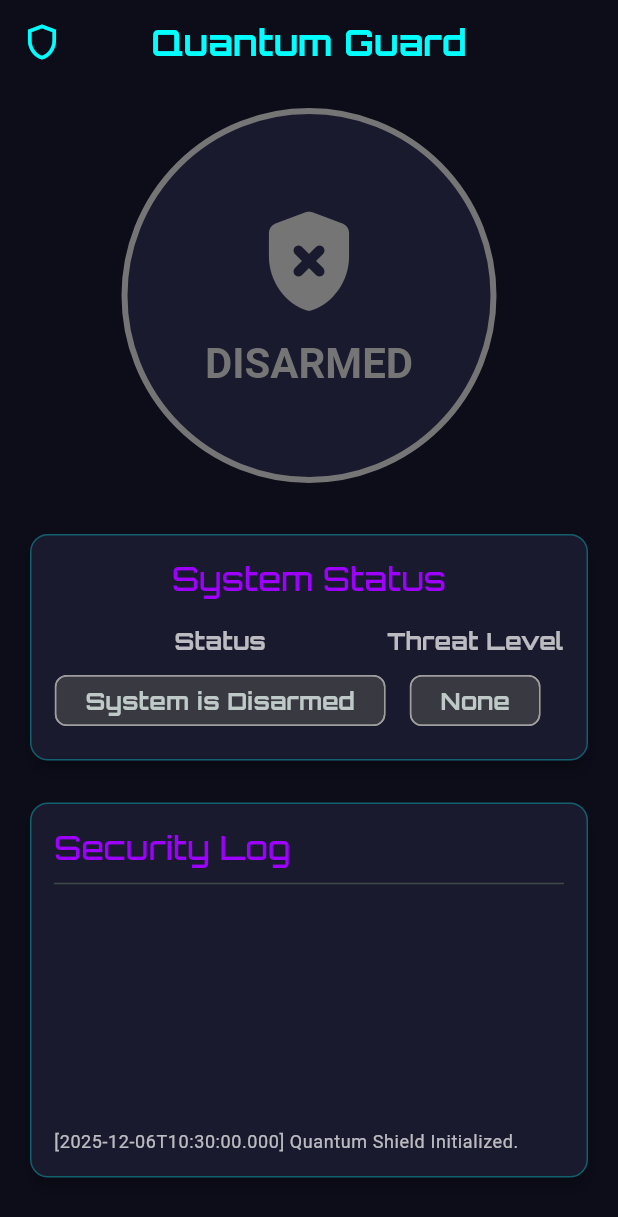
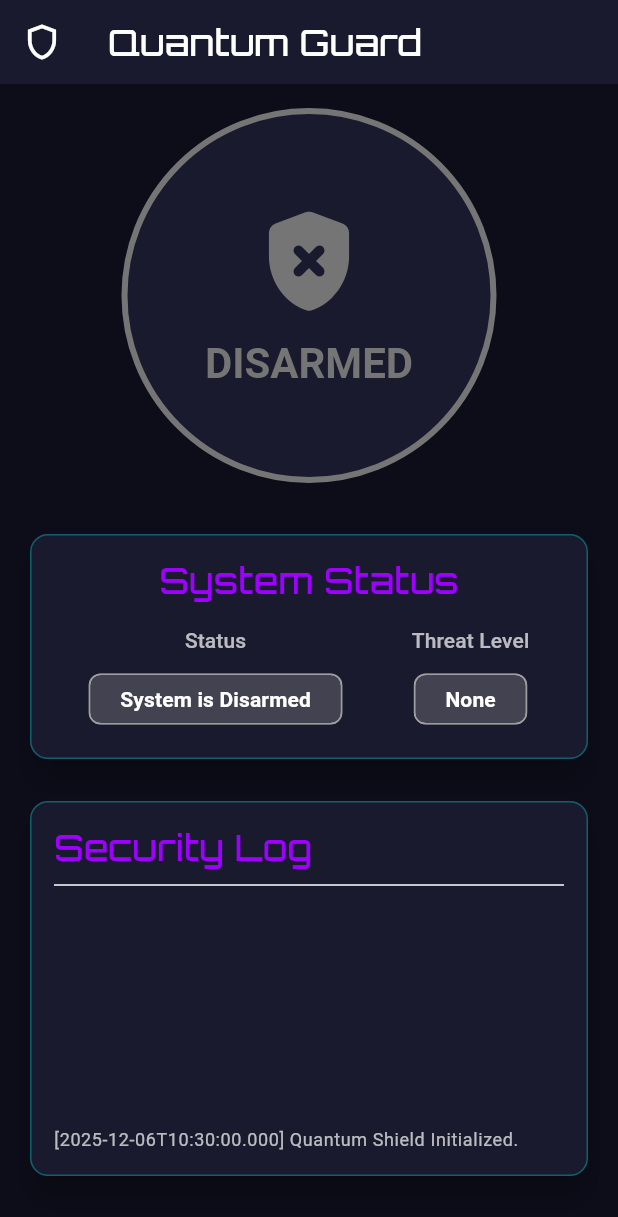
Before and after one commit to zepdragic666-droid/Euejsjdn, a Flutter app: the screen it shows after launch, on a phone screen of 412 x 824 dp. Shown: the top 1217 px of the screen. Run offline on Flutter 3.47's test engine with Material 3 defaults, Android fonts, the phone set to English and light mode, and no system bars; our stand-ins replace flutter_secure_storage, google_fonts.

Commit message:
Fix critical crash and add release APK

```diff
--- a/lib/main.dart
+++ b/lib/main.dart
@@ -1,152 +1,120 @@
+
 import 'package:flutter/material.dart';
 import 'package:google_fonts/google_fonts.dart';
 import 'package:http/http.dart' as http;
 import 'package:provider/provider.dart';
-import 'package:securitysystem/quantum_protection_screen.dart';
-import 'package:securitysystem/services/behavioral_anomaly_service.dart';
-import 'package:securitysystem/services/behavioral_obfuscation_service.dart';
-import 'package:securitysystem/services/multimodal_ai_defense_service.dart';
-import 'package:securitysystem/services/process_cloaking_service.dart';
-import 'package:securitysystem/services/rasp_service.dart';
-import 'package:securitysystem/services/secure_api_gateway_service.dart';
-import 'package:securitysystem/services/secure_http_client.dart';
-import 'package:securitysystem/services/secure_storage_service.dart';
-import 'package:securitysystem/services/session_service.dart';
-import 'package:securitysystem/services/signature_verification_service.dart';
-import 'package:securitysystem/services/tamper_proof_logger.dart';
+
+import 'quantum_protection_screen.dart';
+import 'services/behavioral_anomaly_service.dart';
+import 'services/behavioral_obfuscation_service.dart';
+import 'services/multimodal_ai_defense_service.dart';
+import 'services/process_cloaking_service.dart';
+import 'services/rasp_service.dart';
+import 'services/secure_api_gateway_service.dart';
+import 'services/secure_http_client.dart';
+import 'services/secure_storage_service.dart';
+import 'services/session_service.dart';
+import 'services/signature_verification_service.dart';
+import 'services/tamper_proof_logger.dart';
 
 void main() {
-  // Instantiate all real and conceptual security services
-  final raspService = RaspService();
-  final tamperProofLogger = TamperProofLogger();
-  final secureHttpClient = SecureHttpClient(http.Client());
-  final secureStorageService = SecureStorageService();
-  final behavioralObfuscationService = BehavioralObfuscationService();
-  final signatureVerificationService = SignatureVerificationService();
-  final behavioralAnomalyService = BehavioralAnomalyService();
-  final secureApiGatewayService = SecureApiGatewayService();
-  final sessionService = SessionService();
-  final processCloakingService = ProcessCloakingService();
-  final multimodalAiDefenseService = MultimodalAiDefenseService();
+  WidgetsFlutterBinding.ensureInitialized();
 
   runApp(
     MultiProvider(
       providers: [
-        ChangeNotifierProvider(create: (context) => ThemeProvider()),
-        // Provide all security services to the entire app
-        Provider.value(value: raspService),
-        Provider.value(value: tamperProofLogger),
-        Provider.value(value: secureHttpClient),
-        Provider.value(value: secureStorageService),
-        Provider.value(value: behavioralObfuscationService),
-        Provider.value(value: signatureVerificationService),
-        Provider.value(value: behavioralAnomalyService),
-        Provider.value(value: secureApiGatewayService),
-        Provider.value(value: sessionService),
-        Provider.value(value: processCloakingService),
-        Provider.value(value: multimodalAiDefenseService),
+        ChangeNotifierProvider(create: (_) => ThemeProvider()),
+        Provider(create: (_) => RaspService()), // Corrected: Lowercase 's'
+        Provider(create: (_) => SessionService()),
+        Provider(create: (_) => SecureApiGatewayService()),
+        Provider(create: (_) => BehavioralAnomalyService()),
+        Provider(create: (_) => MultimodalAiDefenseService()),
+        Provider(create: (_) => ProcessCloakingService()),
+        Provider(create: (_) => SignatureVerificationService()),
+        Provider(create: (_) => TamperProofLogger()),
+        Provider(create: (_) => SecureStorageService()),
+        Provider(create: (_) => BehavioralObfuscationService()),
+        // Corrected: Provide a real http.Client to SecureHttpClient
+        Provider(create: (_) => http.Client()),
+        ProxyProvider<http.Client, SecureHttpClient>(
+          update: (_, client, __) => SecureHttpClient(client),
+        ),
       ],
-      child: const SecuritySystemApp(),
+      child: const MyApp(),
     ),
   );
 }
 
 class ThemeProvider with ChangeNotifier {
-  ThemeMode _themeMode = ThemeMode.dark; // Default to dark mode
+  ThemeMode _themeMode = ThemeMode.dark;
 
   ThemeMode get themeMode => _themeMode;
 
   void toggleTheme() {
-    _themeMode = _themeMode == ThemeMode.dark ? ThemeMode.light : ThemeMode.dark;
+    _themeMode = _themeMode == ThemeMode.light ? ThemeMode.dark : ThemeMode.light;
     notifyListeners();
   }
 }
 
-class SecuritySystemApp extends StatelessWidget {
-  const SecuritySystemApp({super.key});
+class MyApp extends StatelessWidget {
+  const MyApp({super.key});
 
   @override
   Widget build(BuildContext context) {
-    const Color primarySeedColor = Color(0xFF00FFFF); // Neon Cyan/Aqua
-    const Color backgroundColor = Color(0xFF0D0D1A); // Deep, near-black purple/blue
-    const Color sentientPurple = Color(0xFF9e00ff); // Ethereal Purple Accent
-
-    // Define a common TextTheme using Orbitron for headings
     final TextTheme appTextTheme = TextTheme(
-      displayLarge: GoogleFonts.orbitron(fontSize: 57, fontWeight: FontWeight.bold, color: primarySeedColor),
-      titleLarge: GoogleFonts.orbitron(fontSize: 22, fontWeight: FontWeight.w500, color: Colors.white),
-      bodyMedium: GoogleFonts.openSans(fontSize: 14, color: Colors.white70),
-      labelLarge: GoogleFonts.orbitron(fontSize: 16, fontWeight: FontWeight.bold, color: Colors.white),
+      displayLarge: GoogleFonts.orbitron(
+          fontSize: 36, fontWeight: FontWeight.bold, color: const Color(0xFF00FFFF)),
+      titleLarge: GoogleFonts.orbitron(
+          fontSize: 24, fontWeight: FontWeight.w500, color: Colors.white),
+      bodyMedium: GoogleFonts.openSans(
+          fontSize: 14, color: Colors.white.withOpacity(0.8)),
+      labelMedium: GoogleFonts.openSans(fontSize: 12, color: Colors.grey),
     );
 
-    // Dark Theme - The Cyber Core
     final ThemeData darkTheme = ThemeData(
       useMaterial3: true,
       brightness: Brightness.dark,
-      scaffoldBackgroundColor: backgroundColor,
-      colorScheme: ColorScheme.fromSeed(
-        seedColor: primarySeedColor,
-        brightness: Brightness.dark,
-        surface: backgroundColor,
-        primary: primarySeedColor,
-        secondary: sentientPurple, // The new Sentient accent color
+      scaffoldBackgroundColor: const Color(0xFF0D0D1A),
+      colorScheme: const ColorScheme.dark(
+        primary: Color(0xFF00FFFF), // Neon Cyan/Aqua
+        secondary: Color(0xFF9e00ff), // Ethereal Purple
+        background: Color(0xFF0D0D1A),
+        surface: Color(0xFF1A1A2E),
+        onPrimary: Colors.black,
+        onSecondary: Colors.white,
+        onBackground: Colors.white,
+        onSurface: Colors.white,
       ),
       textTheme: appTextTheme,
-      appBarTheme: AppBarTheme(
-        backgroundColor: Colors.transparent,
-        elevation: 0,
-        centerTitle: true,
-        titleTextStyle: GoogleFonts.orbitron(fontSize: 24, fontWeight: FontWeight.bold, color: primarySeedColor),
-        iconTheme: const IconThemeData(color: primarySeedColor),
-      ),
+      // Corrected: Use CardThemeData
       cardTheme: CardThemeData(
-        color: const Color(0xFF1A1A2E), // Slightly lighter dark blue
-        elevation: 4,
+        color: const Color(0xFF1A1A2E),
+        elevation: 8,
         shape: RoundedRectangleBorder(
           borderRadius: BorderRadius.circular(12),
-          side: BorderSide(color: primarySeedColor.withAlpha(77)),
+          side: BorderSide(color: const Color(0xFF00FFFF).withOpacity(0.3)),
         ),
-      ),
-      switchTheme: SwitchThemeData(
-        thumbColor: WidgetStateProperty.resolveWith<Color?>((Set<WidgetState> states) {
-            if (states.contains(WidgetState.selected)) {
-                return sentientPurple;
-            }
-            return Colors.grey;
-        }),
-        trackColor: WidgetStateProperty.resolveWith<Color?>((Set<WidgetState> states) {
-            if (states.contains(WidgetState.selected)) {
-                return sentientPurple.withAlpha(128);
-            }
-            return Colors.grey.withAlpha(128);
-        }),
       ),
       elevatedButtonTheme: ElevatedButtonThemeData(
         style: ElevatedButton.styleFrom(
-          foregroundColor: Colors.white,
-          backgroundColor: sentientPurple,
-          shape: RoundedRectangleBorder(borderRadius: BorderRadius.circular(8)),
-          padding: const EdgeInsets.symmetric(horizontal: 24, vertical: 12),
-          textStyle: GoogleFonts.orbitron(fontSize: 16, fontWeight: FontWeight.w500),
+          foregroundColor: Colors.black,
+          backgroundColor: const Color(0xFF00FFFF),
+          shape:
+              RoundedRectangleBorder(borderRadius: BorderRadius.circular(30)),
+          padding: const EdgeInsets.symmetric(horizontal: 40, vertical: 20),
+          textStyle: GoogleFonts.orbitron(
+              fontSize: 18, fontWeight: FontWeight.bold),
         ),
-      ),
-       listTileTheme: const ListTileThemeData(
-        iconColor: primarySeedColor,
-      ),
-       dialogTheme: DialogThemeData(
-        backgroundColor: const Color(0xFF1A1A2E),
-        titleTextStyle: GoogleFonts.orbitron(fontSize: 20, color: sentientPurple),
-        contentTextStyle: GoogleFonts.openSans(fontSize: 14, color: Colors.white70),
       ),
     );
 
     return Consumer<ThemeProvider>(
       builder: (context, themeProvider, child) {
         return MaterialApp(
-          title: 'SecuritySystem',
+          title: 'Quantum Guard',
           theme: darkTheme,
           darkTheme: darkTheme,
-          themeMode: themeProvider.themeMode,
+          themeMode: ThemeMode.dark,
           home: const QuantumProtectionScreen(),
           debugShowCheckedModeBanner: false,
         );
```
Also changed, not shown: 1 other file.
